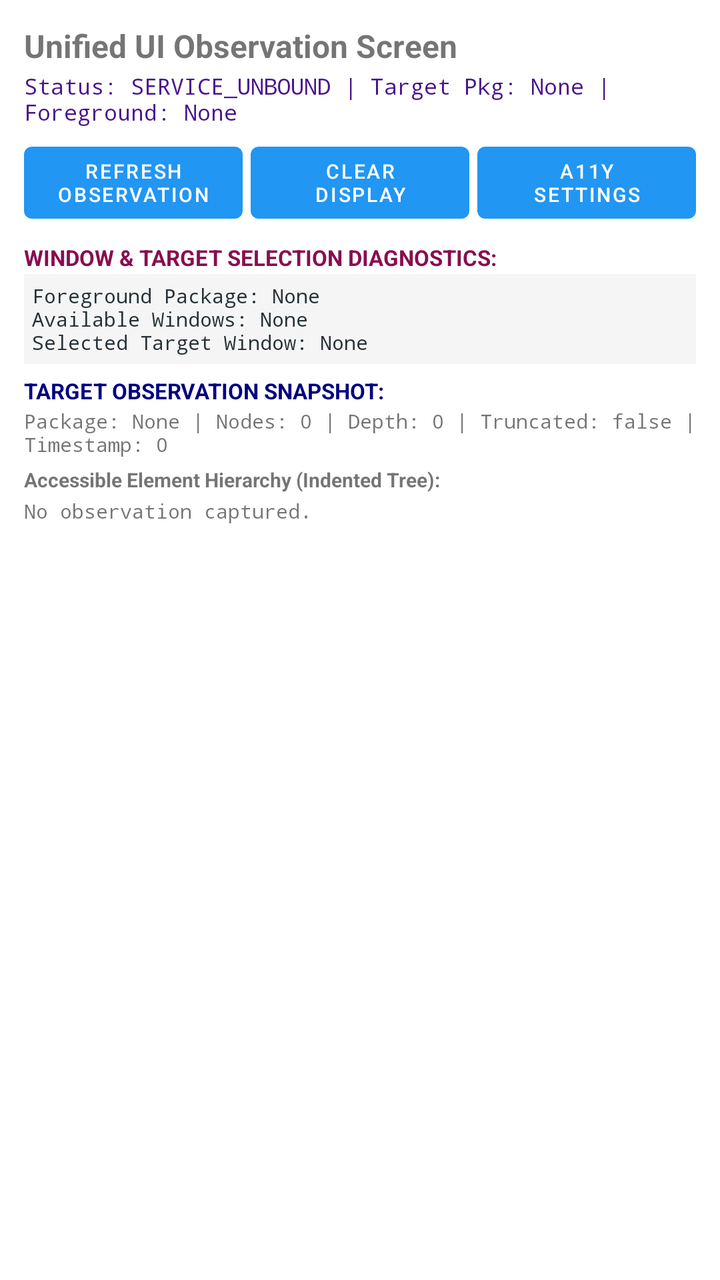
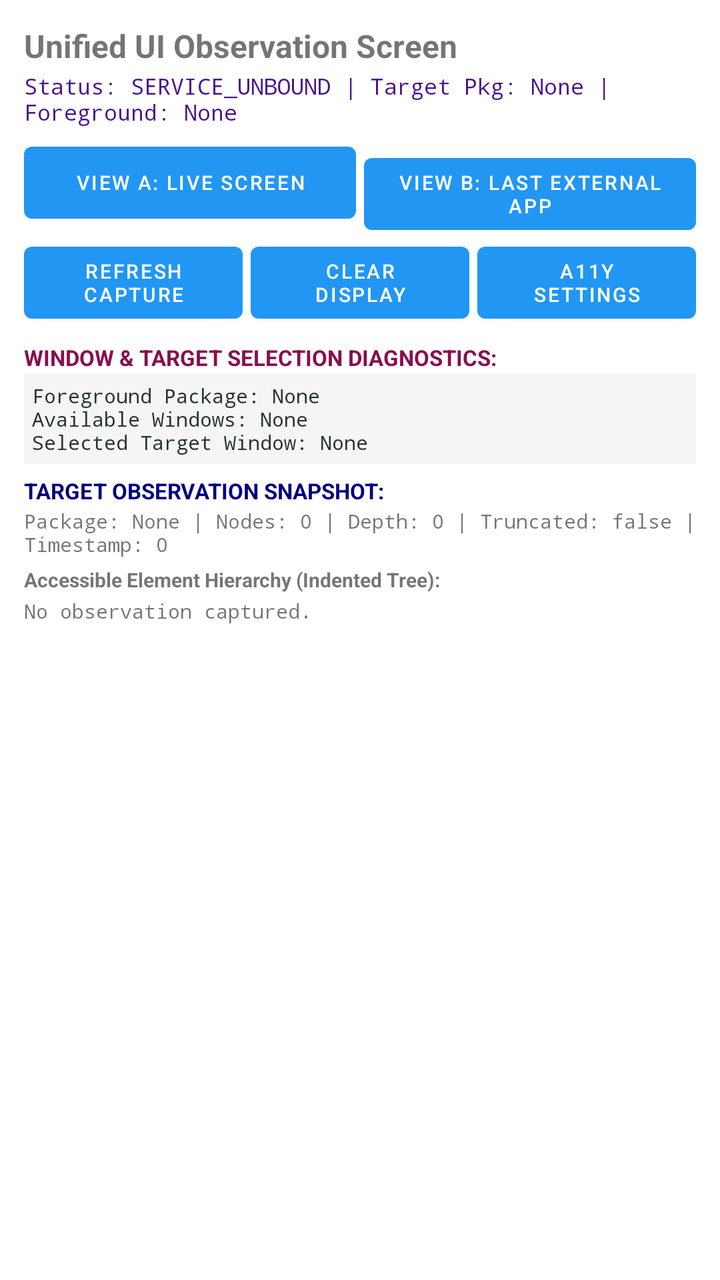

Compare the two renders of this Android layout. The source of the first and the diff that turns it into the second are given below.
<!-- AndroidManifest.xml: application theme Theme.LocalAgent -->
<!-- res/layout/activity_observation.xml -->
<?xml version="1.0" encoding="utf-8"?>
<LinearLayout xmlns:android="http://schemas.android.com/apk/res/android"
    android:layout_width="match_parent"
    android:layout_height="match_parent"
    android:orientation="vertical"
    android:padding="12dp">

    <TextView
        android:id="@+id/tvTitle"
        android:layout_width="match_parent"
        android:layout_height="wrap_content"
        android:text="Unified UI Observation Screen"
        android:textSize="16sp"
        android:textStyle="bold" />

    <TextView
        android:id="@+id/tvAccessibilityStatus"
        android:layout_width="match_parent"
        android:layout_height="wrap_content"
        android:layout_marginTop="2dp"
        android:text="Status: SERVICE_UNBOUND | Target Pkg: None | Foreground: None"
        android:textSize="11sp"
        android:fontFamily="monospace"
        android:textColor="#4A148C" />

    <LinearLayout
        android:layout_width="match_parent"
        android:layout_height="wrap_content"
        android:layout_marginTop="4dp"
        android:orientation="horizontal">

        <Button
            android:id="@+id/btnObserveUi"
            android:layout_width="0dp"
            android:layout_height="wrap_content"
            android:layout_weight="1"
            android:text="Refresh Observation"
            android:textSize="10sp" />

        <Button
            android:id="@+id/btnClearObservation"
            android:layout_width="0dp"
            android:layout_height="wrap_content"
            android:layout_weight="1"
            android:layout_marginStart="4dp"
            android:text="Clear Display"
            android:textSize="10sp" />

        <Button
            android:id="@+id/btnOpenAccessibilitySettings"
            android:layout_width="0dp"
            android:layout_height="wrap_content"
            android:layout_weight="1"
            android:layout_marginStart="4dp"
            android:text="A11y Settings"
            android:textSize="10sp" />
    </LinearLayout>

    
    <TextView
        android:id="@+id/tvDiagnosticsHeader"
        android:layout_width="match_parent"
        android:layout_height="wrap_content"
        android:layout_marginTop="6dp"
        android:text="WINDOW &amp; TARGET SELECTION DIAGNOSTICS:"
        android:textSize="11sp"
        android:textStyle="bold"
        android:textColor="#880E4F" />

    <TextView
        android:id="@+id/tvDiagnosticsContent"
        android:layout_width="match_parent"
        android:layout_height="wrap_content"
        android:layout_marginTop="1dp"
        android:text="Foreground Package: None\nAvailable Windows: None\nSelected Target Window: None"
        android:textSize="10sp"
        android:fontFamily="monospace"
        android:textColor="#263238"
        android:background="#F5F5F5"
        android:padding="4dp" />

    <TextView
        android:id="@+id/tvSnapshotHeader"
        android:layout_width="match_parent"
        android:layout_height="wrap_content"
        android:layout_marginTop="6dp"
        android:text="TARGET OBSERVATION SNAPSHOT:"
        android:textSize="11sp"
        android:textStyle="bold"
        android:textColor="#000080" />

    <TextView
        android:id="@+id/tvSnapshotMeta"
        android:layout_width="match_parent"
        android:layout_height="wrap_content"
        android:layout_marginTop="1dp"
        android:text="Package: None | Nodes: 0 | Depth: 0 | Truncated: false | Timestamp: 0"
        android:textSize="10sp"
        android:fontFamily="monospace" />

    <TextView
        android:id="@+id/tvNodeTreeHeader"
        android:layout_width="match_parent"
        android:layout_height="wrap_content"
        android:layout_marginTop="4dp"
        android:text="Accessible Element Hierarchy (Indented Tree):"
        android:textSize="10sp"
        android:textStyle="bold" />

    <ScrollView
        android:layout_width="match_parent"
        android:layout_height="0dp"
        android:layout_weight="1"
        android:layout_marginTop="2dp"
        android:fillViewport="true">

        <TextView
            android:id="@+id/tvNodeTree"
            android:layout_width="match_parent"
            android:layout_height="wrap_content"
            android:text="No observation captured."
            android:textSize="10sp"
            android:fontFamily="monospace" />
    </ScrollView>

</LinearLayout>
<!-- resources referenced by this layout -->
<resources>
  <style name="Theme.LocalAgent" parent="Theme.MaterialComponents.DayNight.DarkActionBar">
          <item name="colorPrimary">#2196F3</item>
          <item name="colorPrimaryVariant">#1976D2</item>
          <item name="colorOnPrimary">#FFFFFF</item>
          <item name="colorSecondary">#03DAC6</item>
          <item name="colorSecondaryVariant">#018786</item>
          <item name="colorOnSecondary">#000000</item>
      </style>
</resources>

<!-- the commit's change to res/layout/activity_observation.xml (unified diff, before → after) -->
@@ -23,6 +23,7 @@
         android:fontFamily="monospace"
         android:textColor="#4A148C" />
 
+    
     <LinearLayout
         android:layout_width="match_parent"
         android:layout_height="wrap_content"
@@ -30,11 +31,35 @@
         android:orientation="horizontal">
 
         <Button
+            android:id="@+id/btnViewLiveScreen"
+            android:layout_width="0dp"
+            android:layout_height="wrap_content"
+            android:layout_weight="1"
+            android:text="View A: Live Screen"
+            android:textSize="10sp" />
+
+        <Button
+            android:id="@+id/btnViewExternalScreen"
+            android:layout_width="0dp"
+            android:layout_height="wrap_content"
+            android:layout_weight="1"
+            android:layout_marginStart="4dp"
+            android:text="View B: Last External App"
+            android:textSize="10sp" />
+    </LinearLayout>
+
+    <LinearLayout
+        android:layout_width="match_parent"
+        android:layout_height="wrap_content"
+        android:layout_marginTop="2dp"
+        android:orientation="horizontal">
+
+        <Button
             android:id="@+id/btnObserveUi"
             android:layout_width="0dp"
             android:layout_height="wrap_content"
             android:layout_weight="1"
-            android:text="Refresh Observation"
+            android:text="Refresh Capture"
             android:textSize="10sp" />
 
         <Button
